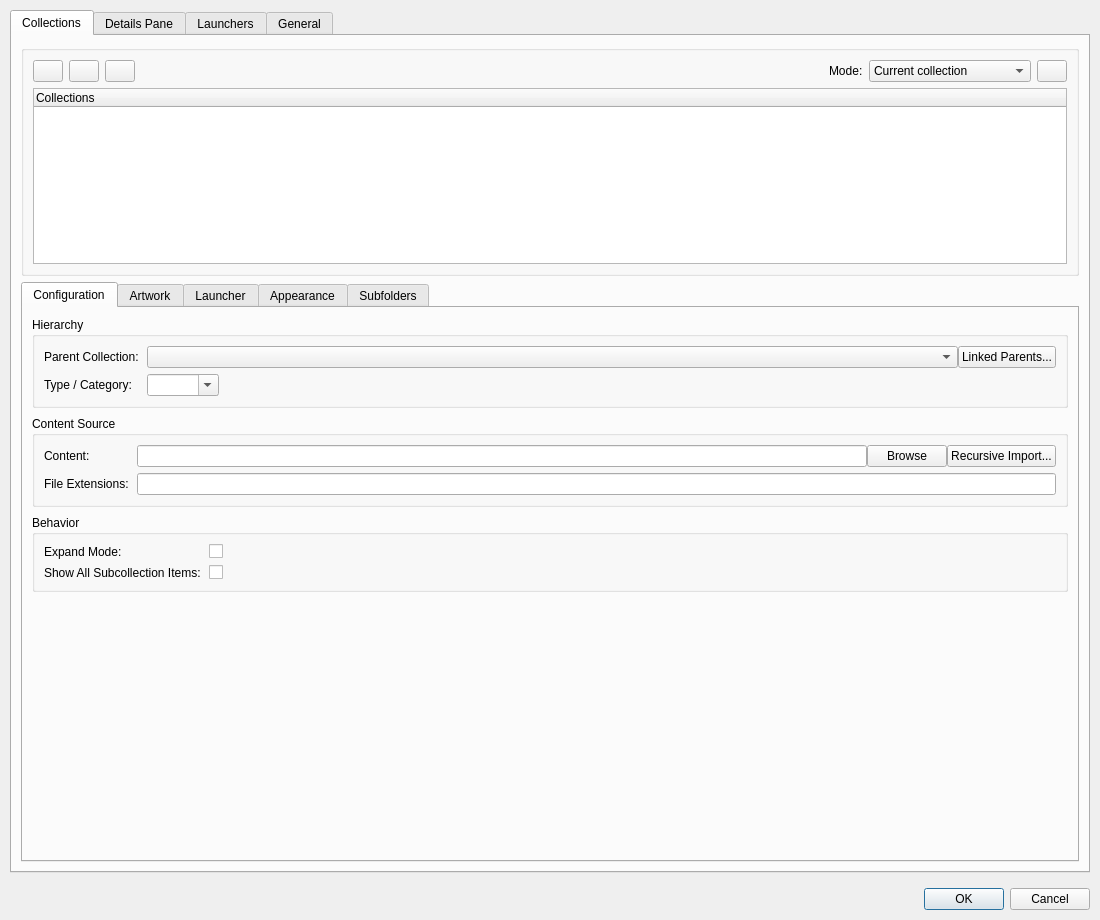
This is src/ui/dialogs/settingsdialog.ui in EtherAura/Kartend as Qt 5 draws it before an edit. The edited form follows.
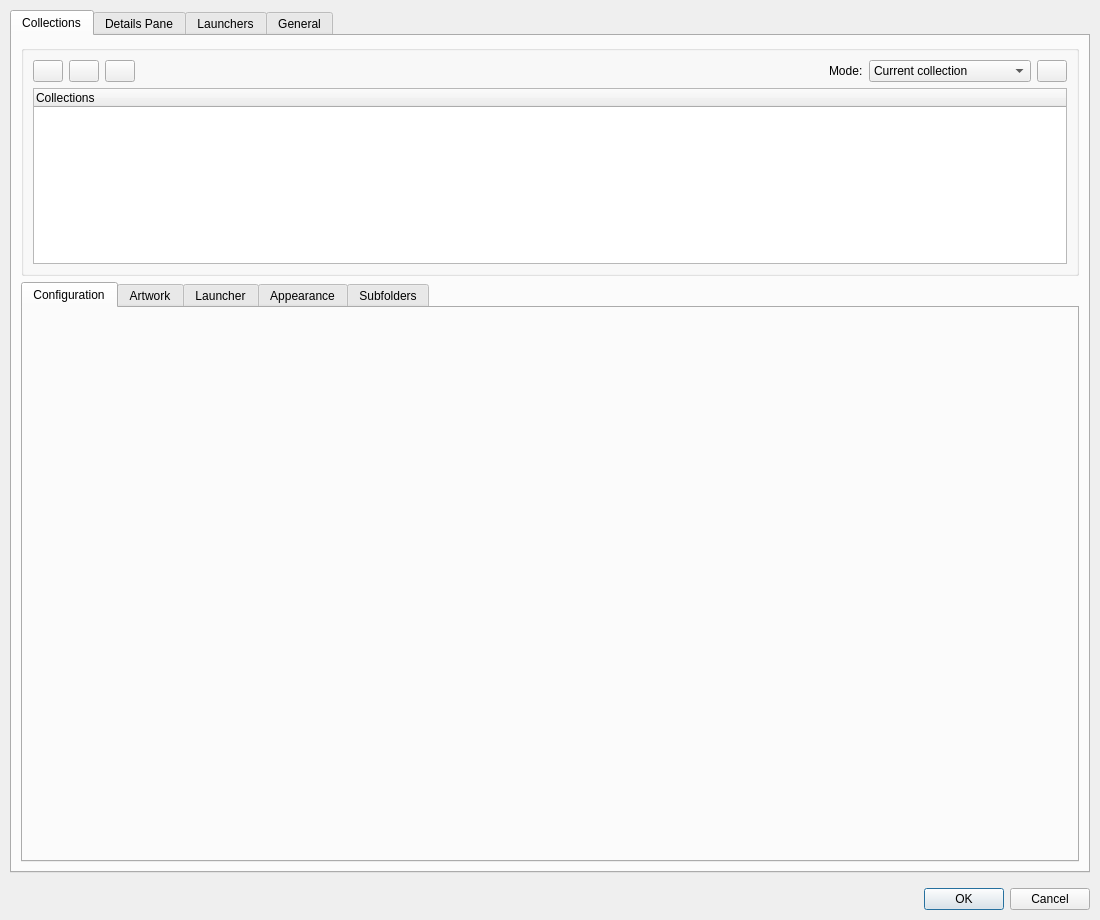
This is the edited form. Icons and pictures are not drawn. Custom widgets are drawn as their Qt base class.

Commit message: refactor(settings): extract ConfigurationPanel from collectionsTab Configuration sub-tab

What changed in the file:
```diff
--- a/src/ui/dialogs/settingsdialog.ui
+++ b/src/ui/dialogs/settingsdialog.ui
@@ -198,136 +198,8 @@
            <string>Configuration</string>
           </attribute>
           <layout class="QVBoxLayout" name="configurationTabLayout">
-           <property name="spacing"><number>8</number></property>
            <item>
-            <widget class="QGroupBox" name="configHierarchyGroupBox">
-             <property name="title"><string>Hierarchy</string></property>
-             <layout class="QFormLayout" name="configHierarchyFormLayout">
-              <property name="horizontalSpacing"><number>8</number></property>
-              <property name="verticalSpacing"><number>6</number></property>
-              <property name="fieldGrowthPolicy"><enum>QFormLayout::FieldGrowthPolicy::ExpandingFieldsGrow</enum></property>
-              <item row="0" column="0">
-               <widget class="QLabel" name="label_parentCollection">
-                <property name="text"><string>Parent Collection:</string></property>
-               </widget>
-              </item>
-              <item row="0" column="1">
-               <layout class="QHBoxLayout" name="parentCollectionLayout">
-                <item>
-                 <widget class="QComboBox" name="parentCollectionComboBox">
-                  <property name="sizePolicy">
-                   <sizepolicy hsizetype="Expanding" vsizetype="Fixed">
-                    <horstretch>0</horstretch>
-                    <verstretch>0</verstretch>
-                   </sizepolicy>
-                  </property>
-                  <property name="toolTip"><string>Select parent collection to make this a subcollection</string></property>
-                 </widget>
-                </item>
-                <item>
-                 <widget class="QPushButton" name="editLinkedParentsButton">
-                  <property name="toolTip"><string>Manage additional parents this collection appears under in the tree</string></property>
-                  <property name="text"><string>Linked Parents...</string></property>
-                 </widget>
-                </item>
-               </layout>
-              </item>
-              <item row="1" column="0">
-               <widget class="QLabel" name="label_collectionType">
-                <property name="text"><string>Type / Category:</string></property>
-               </widget>
-              </item>
-              <item row="1" column="1">
-               <widget class="QComboBox" name="collectionTypeComboBox">
-                <property name="editable"><bool>true</bool></property>
-                <property name="toolTip"><string>Free-form category label (e.g. Games, Movies, Music). Subcollections inherit the nearest tagged ancestor when left blank. The toolbar type filter shows only subcollection tiles whose effective type matches.</string></property>
-               </widget>
-              </item>
-             </layout>
-            </widget>
-           </item>
-           <item>
-            <widget class="QGroupBox" name="configContentGroupBox">
-             <property name="title"><string>Content Source</string></property>
-             <layout class="QFormLayout" name="configContentFormLayout">
-              <property name="horizontalSpacing"><number>8</number></property>
-              <property name="verticalSpacing"><number>6</number></property>
-              <property name="fieldGrowthPolicy"><enum>QFormLayout::FieldGrowthPolicy::ExpandingFieldsGrow</enum></property>
-              <item row="0" column="0">
-               <widget class="QLabel" name="label_romDir">
-                <property name="text"><string>Content:</string></property>
-               </widget>
-              </item>
-              <item row="0" column="1">
-               <layout class="QHBoxLayout" name="contentDirLayout">
-                <item>
-                 <widget class="QLineEdit" name="mediaDirLineEdit"/>
-                </item>
-                <item>
-                 <widget class="QPushButton" name="browseMediaDirButton">
-                  <property name="text"><string>Browse</string></property>
-                 </widget>
-                </item>
-                <item>
-                 <widget class="QPushButton" name="recursiveImportContentButton">
-                  <property name="toolTip"><string>Create subcollections matching the directory structure</string></property>
-                  <property name="text"><string>Recursive Import...</string></property>
-                 </widget>
-                </item>
-               </layout>
-              </item>
-              <item row="1" column="0">
-               <widget class="QLabel" name="label_fileExtensions">
-                <property name="text"><string>File Extensions:</string></property>
-               </widget>
-              </item>
-              <item row="1" column="1">
-               <widget class="QLineEdit" name="fileExtensionsLineEdit">
-                <property name="toolTip"><string>Comma-separated list of file extensions to include</string></property>
-               </widget>
-              </item>
-             </layout>
-            </widget>
-           </item>
-           <item>
-            <widget class="QGroupBox" name="configBehaviorGroupBox">
-             <property name="title"><string>Behavior</string></property>
-             <layout class="QFormLayout" name="configBehaviorFormLayout">
-              <property name="horizontalSpacing"><number>8</number></property>
-              <property name="verticalSpacing"><number>6</number></property>
-              <property name="fieldGrowthPolicy"><enum>QFormLayout::FieldGrowthPolicy::ExpandingFieldsGrow</enum></property>
-              <item row="0" column="0">
-               <widget class="QLabel" name="label_expandMode">
-                <property name="text"><string>Expand Mode:</string></property>
-               </widget>
-              </item>
-              <item row="0" column="1">
-               <widget class="QCheckBox" name="expandModeCheckBox">
-                <property name="toolTip"><string>Two-stage activation: first double-click or Enter expands the artwork preview; a second activation on the same item launches it.</string></property>
-                <property name="text"><string/></property>
-                <property name="checked"><bool>false</bool></property>
-               </widget>
-              </item>
-              <item row="1" column="0">
-               <widget class="QLabel" name="label_showAllSubcollectionItems">
-                <property name="text"><string>Show All Subcollection Items:</string></property>
-               </widget>
-              </item>
-              <item row="1" column="1">
-               <widget class="QCheckBox" name="showAllSubcollectionItemsCheckBox">
-                <property name="toolTip"><string>Mix items from subcollections with parent collection items, sorted alphabetically</string></property>
-                <property name="text"><string/></property>
-                <property name="checked"><bool>false</bool></property>
-               </widget>
-              </item>
-             </layout>
-            </widget>
-           </item>
-           <item>
-            <spacer name="configurationVerticalSpacer">
-             <property name="orientation"><enum>Qt::Orientation::Vertical</enum></property>
-             <property name="sizeHint" stdset="0"><size><width>20</width><height>40</height></size></property>
-            </spacer>
+            <widget class="ConfigurationPanel" name="configurationPanel" native="true"/>
            </item>
           </layout>
          </widget>
@@ -1577,6 +1449,12 @@
    <header>artworktabpanel.h</header>
    <container>1</container>
   </customwidget>
+  <customwidget>
+   <class>ConfigurationPanel</class>
+   <extends>QWidget</extends>
+   <header>configurationpanel.h</header>
+   <container>1</container>
+  </customwidget>
  </customwidgets>
  <resources/>
  <connections/>
```
The commit also changes 11 other files.
